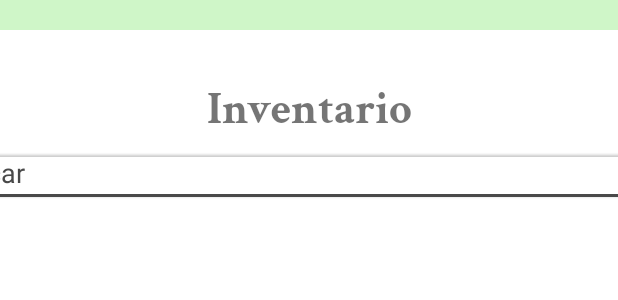
After one commit to NormanRomero06/FavaApp, an Android app: the layout fragment_lista_inventario.xml on its own in the app's theme, with its tools: preview values and no code run, on a phone screen of 412 x 824 dp. The commit adds this screen. Shown: the top 300 px of the screen. Run offline under Robolectric (Android 15) with nearby library versions, the phone set to English and light mode, and no system bars; network calls fail.

Commit message:
Pantalla de Inventario y Metodo de busqueda

```diff
--- /dev/null
+++ b/app/src/main/res/drawable/baseline_inventory_24.xml
@@ -0,0 +1,5 @@
+<vector android:height="24dp" android:tint="#000000"
+    android:viewportHeight="24" android:viewportWidth="24"
+    android:width="24dp" xmlns:android="http://schemas.android.com/apk/res/android">
+    <path android:fillColor="@android:color/white" android:pathData="M20,2L4,2c-1,0 -2,0.9 -2,2v3.01c0,0.72 0.43,1.34 1,1.69L3,20c0,1.1 1.1,2 2,2h14c0.9,0 2,-0.9 2,-2L21,8.7c0.57,-0.35 1,-0.97 1,-1.69L22,4c0,-1.1 -1,-2 -2,-2zM15,14L9,14v-2h6v2zM20,7L4,7L4,4l16,-0.02L20,7z"/>
+</vector>
--- /dev/null
+++ b/app/src/main/res/layout/fragment_lista_inventario.xml
@@ -0,0 +1,74 @@
+<?xml version="1.0" encoding="utf-8"?>
+
+<ScrollView xmlns:android="http://schemas.android.com/apk/res/android"
+    xmlns:app="http://schemas.android.com/apk/res-auto"
+    xmlns:tools="http://schemas.android.com/tools"
+    android:layout_width="match_parent"
+    android:layout_height="match_parent">
+
+    <androidx.constraintlayout.widget.ConstraintLayout
+        android:layout_width="match_parent"
+        android:layout_height="match_parent"
+        android:background="@color/back"
+        tools:context=".ui.inventario.ListaInventarioFragment">
+
+        <EditText
+            android:layout_width="500dp"
+            android:layout_height="wrap_content"
+            android:id="@+id/etBuscar"
+            app:layout_constraintTop_toBottomOf="@id/tv_Inventario"
+            app:layout_constraintStart_toStartOf="parent"
+            app:layout_constraintEnd_toEndOf="parent"
+            android:hint="Buscar"
+            android:textColorHint="@color/gray"
+            android:backgroundTint="@color/gray"
+            android:elevation="1dp"/>
+
+        <View
+            android:id="@+id/VwInventario"
+            android:layout_width="800dp"
+            android:layout_height="800dp"
+            android:layout_marginTop="20dp"
+            android:background="@drawable/ic_shape_login"
+            app:layout_constraintBottom_toBottomOf="parent"
+            app:layout_constraintEnd_toEndOf="parent"
+            app:layout_constraintStart_toStartOf="parent"
+            app:layout_constraintTop_toTopOf="parent" />
+
+        <TextView
+            android:id="@+id/tv_Inventario"
+            android:layout_width="wrap_content"
+            android:layout_height="wrap_content"
+            android:layout_marginTop="30dp"
+            android:fontFamily="@font/crimson_text_bold"
+            android:gravity="center"
+            android:text="Inventario"
+            android:textSize="30sp"
+            app:layout_constraintEnd_toEndOf="@+id/VwInventario"
+            app:layout_constraintStart_toStartOf="@+id/VwInventario"
+            app:layout_constraintTop_toTopOf="@+id/VwInventario" />
+
+        <RelativeLayout
+            android:layout_width="wrap_content"
+            android:layout_height="wrap_content"
+            app:layout_constraintEnd_toEndOf="@id/VwInventario"
+            app:layout_constraintTop_toBottomOf="@id/etBuscar"
+            app:layout_constraintStart_toStartOf="@id/VwInventario">
+            <androidx.recyclerview.widget.RecyclerView
+                android:id="@+id/rvArticulo"
+                android:layout_width="700dp"
+                android:layout_height="wrap_content"
+                android:layout_marginTop="10dp"
+                app:layout_constraintEnd_toEndOf="@+id/VwInventario"
+                app:layout_constraintStart_toStartOf="@+id/VwInventario"
+                app:layout_constraintTop_toBottomOf="@id/etBuscar"
+                app:layout_constraintVertical_bias="0.5" />
+
+        </RelativeLayout>
+
+
+
+
+
+    </androidx.constraintlayout.widget.ConstraintLayout>
+</ScrollView>
--- a/app/src/main/res/menu/activity_layout_drawable_drawer.xml
+++ b/app/src/main/res/menu/activity_layout_drawable_drawer.xml
@@ -16,12 +16,12 @@
             android:id="@+id/nav_articulos"
             android:icon="@drawable/list"
             android:title="@string/articulos"/>
-        <!--
+
         <item
             android:id="@+id/nav_inventario"
-            android:icon="@drawable/list"
+            android:icon="@drawable/baseline_inventory_24"
             android:title="Inventario"/>
-            -->
+
         <item
             android:id="@+id/nav_pagos"
             android:icon="@drawable/pago"
--- a/app/src/main/res/navigation/mobile_navigation.xml
+++ b/app/src/main/res/navigation/mobile_navigation.xml
@@ -160,6 +160,10 @@
         android:name="com.example.appfavas.ui.Informes.informesFragment"
         android:label="Informes"
         tools:layout="@layout/fragment_informes" />
+    <fragment
+        android:id="@+id/nav_inventario"
+        android:name="com.example.appfavas.ui.inventario.ListaInventarioFragment"
+        android:label="ListaInventarioFragment" />
 
 
 </navigation>
```
Also changed, not shown: app/src/main/java/com/example/appfavas/modelos/Articulo/ArticuloAdapter.kt (+32 -2 lines), app/src/main/java/com/example/appfavas/ui/inventario/ListaInventarioFragment.kt (added, +109 -0 lines).
